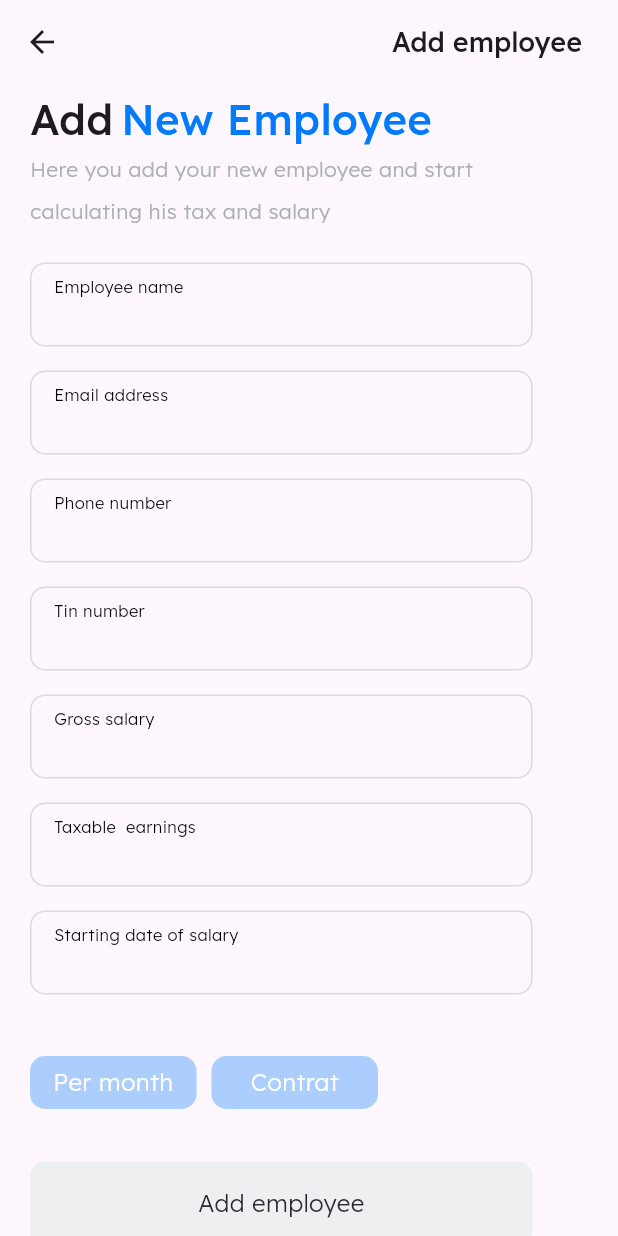
After one commit to natidever/demoze, a Flutter app: the AddEmployee screen opened by its route, on a phone screen of 412 x 824 dp. The commit adds this screen. Run offline on Flutter 3.47's test engine with Material 3 defaults, Android fonts, the phone set to English and light mode, and no system bars; our stand-ins replace fl_chart, get, google_fonts, google_nav_bar.

Commit message:
add employee page done

```diff
--- /dev/null
+++ b/lib/pages/main/add_employee.dart
@@ -0,0 +1,263 @@
+import 'package:demoze/utils/constants.dart';
+import 'package:demoze/widgets/custom_buttons.dart';
+import 'package:demoze/widgets/custom_form.dart';
+import 'package:demoze/widgets/custom_texts.dart';
+import 'package:demoze/widgets/layout_helpers.dart';
+import 'package:flutter/material.dart';
+import 'package:get/get.dart';
+import 'package:google_fonts/google_fonts.dart';
+
+class AddEmployee extends StatefulWidget {
+  @override
+  State<AddEmployee> createState() => _AddEmployeeState();
+}
+
+class _AddEmployeeState extends State<AddEmployee> {
+  // const AddEmployee({super.key});
+  RxBool isPerMonth = false.obs;
+
+  RxBool isContrat = false.obs;
+  RxBool _isFormValid = false.obs;
+
+  final TextEditingController _employeeNameController = TextEditingController();
+
+  final TextEditingController _emailAddressController = TextEditingController();
+
+  final TextEditingController _phoneNumberController = TextEditingController();
+
+  final TextEditingController _tinNumberController = TextEditingController();
+
+  final TextEditingController _grossSalaryController = TextEditingController();
+
+  final TextEditingController _taxableEarningsController =
+      TextEditingController();
+
+  final TextEditingController _startingDateOfSalaryController =
+      TextEditingController();
+
+  @override
+  void initState() {
+    super.initState();
+    _employeeNameController.addListener(_validateForm);
+    _emailAddressController.addListener(_validateForm);
+    _phoneNumberController.addListener(_validateForm);
+    _tinNumberController.addListener(_validateForm);
+    _grossSalaryController.addListener(_validateForm);
+    _taxableEarningsController.addListener(_validateForm);
+    _startingDateOfSalaryController.addListener(_validateForm);
+  }
+
+  void _validateForm() {
+    _isFormValid.value = _employeeNameController.text.isNotEmpty &&
+        _emailAddressController.text.isNotEmpty &&
+        _phoneNumberController.text.isNotEmpty &&
+        _tinNumberController.text.isNotEmpty &&
+        _grossSalaryController.text.isNotEmpty &&
+        _taxableEarningsController.text.isNotEmpty &&
+        _startingDateOfSalaryController.text.isNotEmpty;
+
+    print("value: ${_isFormValid.value}");
+  }
+
+  @override
+  Widget build(BuildContext context) {
+    return Scaffold(
+      appBar: AppBar(
+        automaticallyImplyLeading: true,
+        // backgroundColor: white,
+        elevation: 0,
+        // backgroundColor: white,
+        title: Row(
+          mainAxisAlignment: MainAxisAlignment.spaceBetween,
+          children: [
+            Expanded(child: Container()),
+            Padding(
+              padding: const EdgeInsets.only(right: 8),
+              child: Text(
+                "Add employee",
+                style: GoogleFonts.lexend(
+                    fontSize: 18, fontWeight: FontWeight.w500),
+              ),
+            )
+
+            // Icon(Icons.settings, size: 25),
+          ],
+        ),
+      ),
+      body: SingleChildScrollView(
+        child: Padding(
+          padding: const EdgeInsets.fromLTRB(20.0, 3, 0, 0),
+          child: Column(
+            crossAxisAlignment: CrossAxisAlignment.start,
+            children: [
+              Row(
+                children: [
+                  HeadingText('Add'),
+                  HorizontalSpace(5),
+                  Text(
+                    'New Employee',
+                    style: GoogleFonts.lexend(
+                        color: primaryColor,
+                        fontSize: 28,
+                        fontWeight: FontWeight.w500),
+                  )
+                ],
+              ),
+              Padding(
+                padding: const EdgeInsets.fromLTRB(0, 0, 28.0, 20),
+                child: SubText(
+                    'Here you add your new employee and start calculating his tax and salary'),
+              ),
+              Padding(
+                padding: const EdgeInsets.only(bottom: 16.0),
+                child: Container(
+                  width: 335,
+                  height: 56,
+                  child: CustomForm(
+                    // controller: _emailController,
+                    isPasswordVissible: false,
+                    labelText: "Employee name",
+                  ),
+                ),
+              ),
+              Padding(
+                padding: const EdgeInsets.only(bottom: 16.0),
+                child: Container(
+                  width: 335,
+                  height: 56,
+                  child: CustomForm(
+                    // controller: _emailController,
+                    isPasswordVissible: false,
+                    labelText: "Email address",
+                  ),
+                ),
+              ),
+              Padding(
+                padding: const EdgeInsets.only(bottom: 16.0),
+                child: Container(
+                  width: 335,
+                  height: 56,
+                  child: CustomForm(
+                    // controller: _emailController,
+                    isPasswordVissible: false,
+                    labelText: "Phone number",
+                  ),
+                ),
+              ),
+              Padding(
+                padding: const EdgeInsets.only(bottom: 16.0),
+                child: Container(
+                  width: 335,
+                  height: 56,
+                  child: CustomForm(
+                    // controller: _emailController,
+                    isPasswordVissible: false,
+                    labelText: "Tin number",
+                  ),
+                ),
+              ),
+              Padding(
+                padding: const EdgeInsets.only(bottom: 16.0),
+                child: Container(
+                  width: 335,
+                  height: 56,
+                  child: CustomForm(
+                    // controller: _emailController,
+                    isPasswordVissible: false,
+                    labelText: "Gross salary",
+                  ),
+                ),
+              ),
+              Padding(
+                padding: const EdgeInsets.only(bottom: 16.0),
+                child: Container(
+                  width: 335,
+                  height: 56,
+                  child: CustomForm(
+                    // controller: _emailController,
+                    isPasswordVissible: false,
+                    labelText: "Taxable  earnings",
+                  ),
+                ),
+              ),
+              Padding(
+                padding: const EdgeInsets.only(bottom: 16.0),
+                child: Container(
+                  width: 335,
+                  height: 56,
+                  child: CustomForm(
+                    // controller: _emailController,
+                    isPasswordVissible: false,
+                    labelText: "Starting date of salary",
+                  ),
+                ),
+              ),
+              Padding(
+                padding: const EdgeInsets.fromLTRB(0, 25, 0, 35),
+                child: Row(
+                  children: [
+                    GestureDetector(
+                      onTap: () {
+                        if (isContrat.isTrue) {
+                          isContrat.toggle();
+                        }
+                        isPerMonth.toggle();
+                      },
+                      child: SizedBox(
+                        width: 111,
+                        height: 35.27,
+                        child: Obx(() {
+                          return PrimaryButton(
+                            text: "Per month",
+                            // color: primaryColor,
+                            color: isPerMonth.isFalse
+                                ? Color.fromRGBO(172, 206, 255, 1)
+                                : primaryColor,
+                            textColor: white,
+                          );
+                        }),
+                      ),
+                    ),
+                    HorizontalSpace(10),
+                    GestureDetector(
+                      onTap: () {
+                        if (isPerMonth.isTrue) {
+                          isPerMonth.toggle();
+                        }
+
+                        isContrat.toggle();
+                      },
+                      child: SizedBox(
+                        width: 111,
+                        height: 35.27,
+                        child: Obx(() {
+                          return PrimaryButton(
+                            text: "Contrat",
+                            color: isContrat.isFalse
+                                ? Color.fromRGBO(172, 206, 255, 1)
+                                : primaryColor,
+                            textColor: white,
+                          );
+                        }),
+                      ),
+                    ),
+                  ],
+                ),
+              ),
+              Obx(() {
+                return PrimaryButton(
+                    text: "Add employee",
+                    color: _isFormValid.value == true
+                        ? primaryColor
+                        : inactiveButtonColor,
+                    textColor: _isFormValid.value
+                        ? white
+                        : inactiveTextColorForButton);
+              })
+            ],
+          ),
+        ),
+      ),
+    );
+  }
+}
--- a/lib/pages/main/homepage.dart
+++ b/lib/pages/main/homepage.dart
@@ -6,6 +6,7 @@ import 'package:demoze/widgets/layout_helpers.dart';
 import 'package:demoze/widgets/pichart_badget.dart';
 import 'package:fl_chart/fl_chart.dart';
 import 'package:flutter/material.dart';
+import 'package:get/get.dart';
 import 'package:google_fonts/google_fonts.dart';
 
 class Homepage extends StatefulWidget {
@@ -95,13 +96,18 @@ class _HomepageState extends State<Homepage> {
                 mainAxisAlignment: MainAxisAlignment.start,
                 // crossAxisAlignment: CrossAxisAlignment.start,
                 children: [
-                  Container(
+                  GestureDetector(
+                    onTap: () {
+                      Get.toNamed('/add_employee');
+                    },
+                    child: Container(
                         width: 111,
                         height: 50,
                         child: PrimaryButton(
                             color: primaryColor,
                             text: "Up Coming",
                             textColor: white)),
+                  ),
                   HorizontalSpace(20),
                   NormalAppText(
                       fontWeight: FontWeight.w300, fontSize: 14, text: "Past"),
--- a/lib/route/app_route.dart
+++ b/lib/route/app_route.dart
@@ -1,5 +1,6 @@
 import 'package:demoze/pages/authentications/company_registration.dart';
 import 'package:demoze/pages/authentications/signup.dart';
+import 'package:demoze/pages/main/add_employee.dart';
 import 'package:demoze/pages/main/base_screen.dart';
 import 'package:demoze/pages/main/company_profile.dart';
 import 'package:demoze/pages/main/employee_detail.dart';
@@ -15,6 +16,7 @@ class AppRoutes {
   static const company_profile = '/profile';
   static const registration = '/registration';
   static const employee_detail = '/employee_detail';
+  static const add_employee = '/add_employee';
 
   // Define the routes map u
   static List<GetPage> routes = [
@@ -27,6 +29,7 @@ class AppRoutes {
     GetPage(name: employee_detail, page: () => EmployeeDetail()),
     GetPage(name: company_profile, page: () => CompanyProfile()),
     GetPage(name: home, page: () => Homepage()),
-    GetPage(name: base_screen, page: () => BaseScreen())
+    GetPage(name: base_screen, page: () => BaseScreen()),
+    GetPage(name: add_employee, page: () => AddEmployee())
   ];
 }
--- a/lib/widgets/custom_texts.dart
+++ b/lib/widgets/custom_texts.dart
@@ -13,7 +13,10 @@ Widget SubText(String text) {
   return Text(
     text,
     style: GoogleFonts.lexend(
-        fontSize: 14, fontWeight: FontWeight.w300, color: subTextColor),
+        height: 2,
+        fontSize: 14,
+        fontWeight: FontWeight.w300,
+        color: subTextColor),
   );
 }
 
```
Lines whose indentation alone changed are shown as unchanged.
